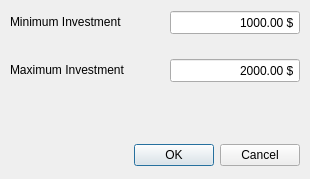
First picture: the form in QT/DialogPopUp.ui, repository Gendostie/market-analysis, before the edit.
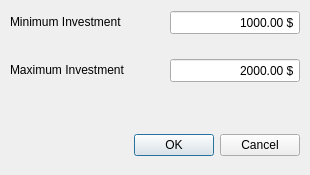
Second picture: the form after the edit.

Patch:
```diff
--- a/QT/DialogPopUp.ui
+++ b/QT/DialogPopUp.ui
@@ -7,9 +7,21 @@
     <x>0</x>
     <y>0</y>
     <width>310</width>
-    <height>179</height>
+    <height>175</height>
    </rect>
   </property>
+  <property name="minimumSize">
+   <size>
+    <width>310</width>
+    <height>175</height>
+   </size>
+  </property>
+  <property name="maximumSize">
+   <size>
+    <width>310</width>
+    <height>175</height>
+   </size>
+  </property>
   <property name="windowTitle">
    <string>Parameters Specifics Simulation</string>
   </property>
@@ -17,7 +29,7 @@
    <property name="geometry">
     <rect>
      <x>10</x>
-     <y>140</y>
+     <y>130</y>
      <width>290</width>
      <height>30</height>
     </rect>
```
